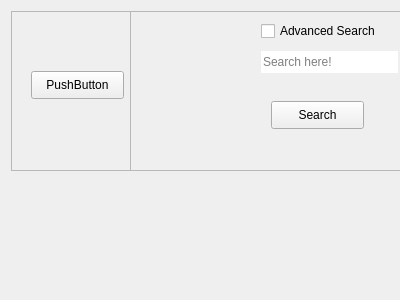
hegerdes/TechCloud, file src/ui/MainWindow.ui: the form before one commit.
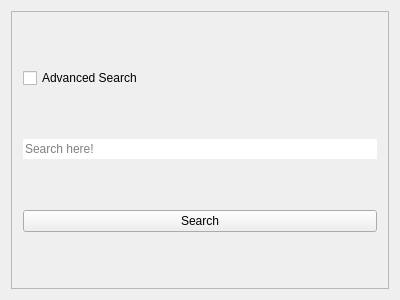
The form after the commit.

Commit message: removed advanced options

What changed in the file:
```diff
--- a/src/ui/MainWindow.ui
+++ b/src/ui/MainWindow.ui
@@ -16,43 +16,28 @@
    <property name="autoFillBackground">
     <bool>true</bool>
    </property>
+   <layout class="QVBoxLayout" name="verticalLayout_2">
+    <item>
    <widget class="QFrame" name="main_frame">
-    <property name="geometry">
-     <rect>
-      <x>11</x>
-      <y>11</y>
-      <width>400</width>
-      <height>160</height>
-     </rect>
-    </property>
     <property name="frameShape">
      <enum>QFrame::StyledPanel</enum>
     </property>
     <property name="frameShadow">
      <enum>QFrame::Raised</enum>
     </property>
-    <widget class="QPushButton" name="searchButton">
-     <property name="geometry">
-      <rect>
-       <x>260</x>
-       <y>90</y>
-       <width>93</width>
-       <height>28</height>
-      </rect>
+      <layout class="QVBoxLayout" name="verticalLayout">
+       <item>
+        <widget class="QCheckBox" name="useAdvanced_check">
+         <property name="enabled">
+          <bool>true</bool>
      </property>
      <property name="text">
-      <string>Search</string>
-     </property>
-    </widget>
+          <string>Advanced Search</string>
+         </property>
+        </widget>
+       </item>
+       <item>
     <widget class="QLineEdit" name="lineEdit">
-     <property name="geometry">
-      <rect>
-       <x>250</x>
-       <y>40</y>
-       <width>137</width>
-       <height>22</height>
-      </rect>
-     </property>
      <property name="inputMask">
       <string/>
      </property>
@@ -66,53 +51,21 @@
       <bool>true</bool>
      </property>
     </widget>
-    <widget class="QFrame" name="advanced_frame">
-     <property name="geometry">
-      <rect>
-       <x>0</x>
-       <y>0</y>
-       <width>120</width>
-       <height>160</height>
-      </rect>
-     </property>
-     <property name="frameShape">
-      <enum>QFrame::StyledPanel</enum>
-     </property>
-     <property name="frameShadow">
-      <enum>QFrame::Raised</enum>
-     </property>
-     <widget class="QPushButton" name="pushButton">
-      <property name="geometry">
-       <rect>
-        <x>20</x>
-        <y>60</y>
-        <width>93</width>
-        <height>28</height>
-       </rect>
-      </property>
+       </item>
+       <item>
+        <widget class="QPushButton" name="searchButton">
       <property name="text">
-       <string>PushButton</string>
-      </property>
-     </widget>
-    </widget>
-    <widget class="QCheckBox" name="useAdvanced_check">
-     <property name="geometry">
-      <rect>
-       <x>250</x>
-       <y>10</y>
-       <width>121</width>
-       <height>20</height>
-      </rect>
-     </property>
-     <property name="text">
-      <string>Advanced Search</string>
-     </property>
-    </widget>
-   </widget>
-  </widget>
- </widget>
- <layoutDefault spacing="6" margin="11" />
- <pixmapfunction></pixmapfunction>
+          <string>Search</string>
+         </property>
+        </widget>
+       </item>
+      </layout>
+     </widget>
+    </item>
+   </layout>
+  </widget>
+ </widget>
+ <layoutdefault spacing="6" margin="11"/>
  <resources/>
  <connections/>
 </ui>
```
Left out of the diff: 7 changed lines with no effect on the pictures. Lines whose indentation alone changed are shown as unchanged. The commit also changes 3 other files.
